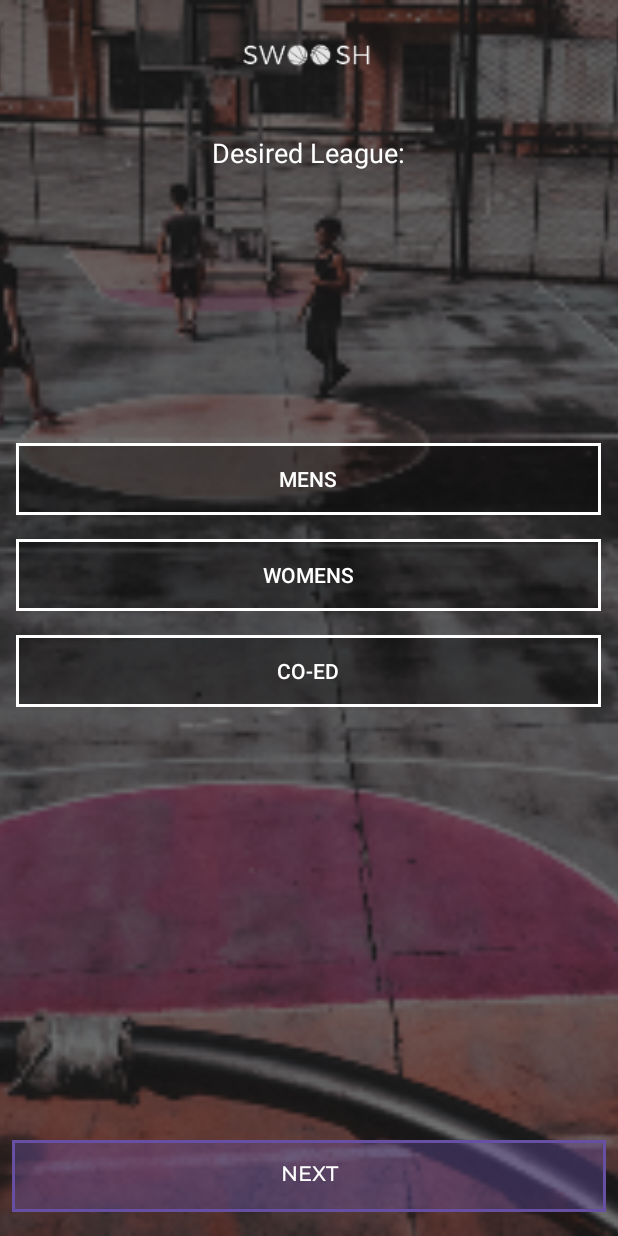
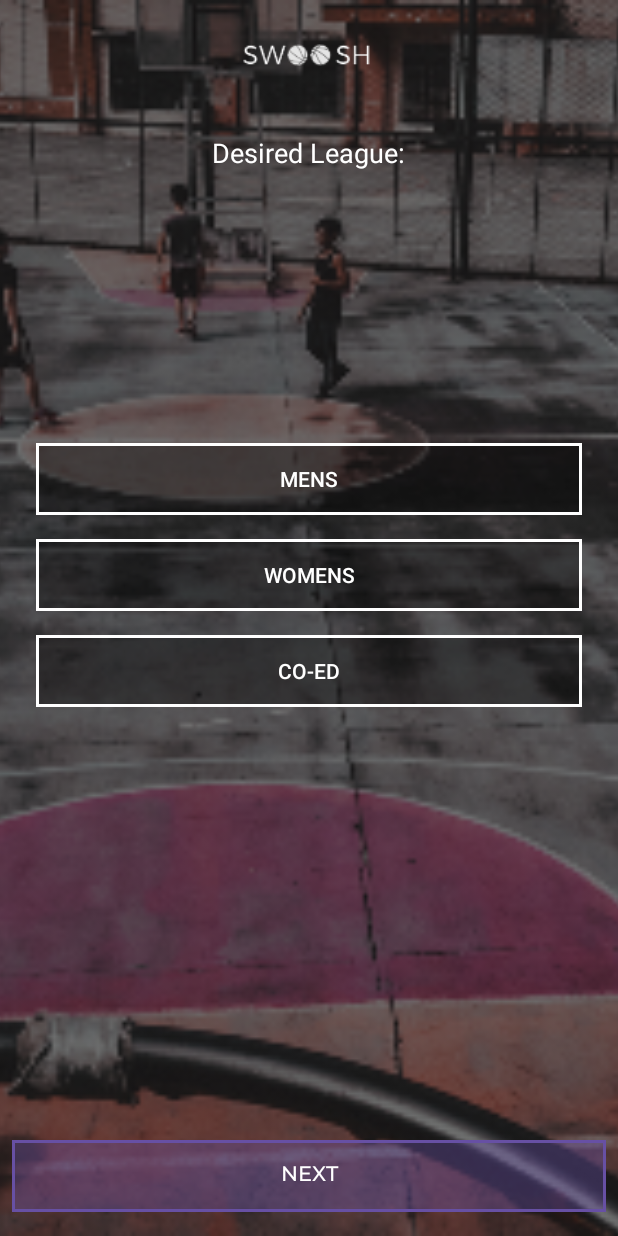
Before and after one commit to ShubhamKashyap45/Swoosh, an Android app: the LeagueActivity screen opened directly, with no data from a screen before it, on a phone screen of 412 x 824 dp. Run offline under Robolectric (Android 15) with nearby library versions, the phone set to English and light mode, and no system bars.

Commit message:
lesson 3

```diff
--- a/app/src/main/java/com/example/swoosh/LeagueActivity.kt
+++ b/app/src/main/java/com/example/swoosh/LeagueActivity.kt
@@ -11,10 +11,6 @@ class LeagueActivity : AppCompatActivity() {
         super.onCreate(savedInstanceState)
         enableEdgeToEdge()
         setContentView(R.layout.activity_league)
-        ViewCompat.setOnApplyWindowInsetsListener(findViewById(R.id.main)) { v, insets ->
-            val systemBars = insets.getInsets(WindowInsetsCompat.Type.systemBars())
-            v.setPadding(systemBars.left, systemBars.top, systemBars.right, systemBars.bottom)
-            insets
-        }
+
     }
 }
--- a/app/src/main/res/layout/activity_league.xml
+++ b/app/src/main/res/layout/activity_league.xml
@@ -2,7 +2,7 @@
 <androidx.constraintlayout.widget.ConstraintLayout xmlns:android="http://schemas.android.com/apk/res/android"
     xmlns:app="http://schemas.android.com/apk/res-auto"
     xmlns:tools="http://schemas.android.com/tools"
-    android:id="@+id/main"
+    android:id="@+id/LeagueActivity"
     android:layout_width="match_parent"
     android:layout_height="match_parent"
     tools:context=".LeagueActivity">
@@ -18,7 +18,8 @@
         app:layout_constraintStart_toStartOf="parent"
         app:layout_constraintTop_toTopOf="parent"
         app:layout_constraintVertical_bias="0.0"
-        app:srcCompat="@drawable/desiredleaguebg" />
+        app:srcCompat="@drawable/desiredleaguebg"
+        android:contentDescription="@string/background_image" />
 
     <ImageView
         android:id="@+id/imageView2"
@@ -30,14 +31,15 @@
         app:layout_constraintHorizontal_bias="0.498"
         app:layout_constraintStart_toStartOf="parent"
         app:layout_constraintTop_toTopOf="parent"
-        app:srcCompat="@drawable/swooshlogo" />
+        app:srcCompat="@drawable/swooshlogo"
+        android:contentDescription="@string/app_logo" />
 
     <TextView
         android:id="@+id/textView4"
         android:layout_width="wrap_content"
         android:layout_height="wrap_content"
         android:layout_marginTop="40dp"
-        android:text="Desired League:"
+        android:text="@string/desired_league"
         android:textColor="@color/white"
         android:textSize="18sp"
         app:layout_constraintEnd_toEndOf="parent"
@@ -47,13 +49,13 @@
 
     <LinearLayout
         android:id="@+id/linearLayout"
-        android:layout_width="390dp"
+        android:layout_width="0dp"
         android:layout_height="wrap_content"
-        android:layout_marginStart="16dp"
-        android:layout_marginLeft="16dp"
+        android:layout_marginStart="24dp"
+        android:layout_marginLeft="24dp"
         android:layout_marginTop="8dp"
-        android:layout_marginEnd="16dp"
-        android:layout_marginRight="16dp"
+        android:layout_marginEnd="24dp"
+        android:layout_marginRight="24dp"
         android:orientation="vertical"
         app:layout_constraintBottom_toTopOf="@+id/button2"
         app:layout_constraintEnd_toEndOf="parent"
@@ -67,10 +69,10 @@
             android:layout_width="match_parent"
             android:layout_height="wrap_content"
             android:background="@drawable/swoosh_toggle"
-            android:text="Mens"
+            android:text="@string/mens"
             android:textColor="@color/white"
-            android:textOff="Mens"
-            android:textOn="Mens" />
+            android:textOff="@string/mens"
+            android:textOn="@string/mens" />
 
         <ToggleButton
             android:id="@+id/toggleButton3"
@@ -79,20 +81,20 @@
             android:layout_marginTop="16dp"
             android:layout_marginBottom="16dp"
             android:background="@drawable/swoosh_toggle"
-            android:text="Womens"
+            android:text="@string/womens"
             android:textColor="@color/white"
-            android:textOff="Womens"
-            android:textOn="Womens" />
+            android:textOff="@string/womens"
+            android:textOn="@string/womens" />
 
         <ToggleButton
             android:id="@+id/toggleButton4"
             android:layout_width="match_parent"
             android:layout_height="wrap_content"
             android:background="@drawable/swoosh_toggle"
-            android:text="Co-Ed"
+            android:text="@string/co_ed"
             android:textColor="@color/white"
-            android:textOff="Co-Ed"
-            android:textOn="Co-Ed" />
+            android:textOff="@string/co_ed"
+            android:textOn="@string/co_ed" />
     </LinearLayout>
 
     <Button
@@ -106,7 +108,7 @@
         android:layout_marginBottom="16dp"
         android:background="@drawable/swoosh_button"
         android:fontFamily="@font/montserrat_medium"
-        android:text="NEXT"
+        android:text="@string/next"
         android:textColor="@color/white"
         app:layout_constraintBottom_toBottomOf="@+id/imageView3"
         app:layout_constraintEnd_toEndOf="parent"
--- /dev/null
+++ b/app/src/main/res/values/ids.xml
@@ -0,0 +1,4 @@
+<?xml version="1.0" encoding="utf-8"?>
+<resources>
+    <item name="activity_league" type="id" />
+</resources>
--- a/app/src/main/res/values/strings.xml
+++ b/app/src/main/res/values/strings.xml
@@ -1,3 +1,14 @@
 <resources>
     <string name="app_name">Swoosh</string>
+    <string name="background_image">background image</string>
+    <string name="app_logo">app logo</string>
+    <string name="desired_league">Desired League:</string>
+    <string name="mens">Mens</string>
+    <string name="womens">Womens</string>
+    <string name="co_ed">Co-Ed</string>
+    <string name="next">NEXT</string>
+    <string name="go_all_in">GO ALL IN</string>
+    <string name="on_going_all_out">ON GOING ALL OUT</string>
+    <string name="find_a_team_in_your_city_and_dominate_the_league">Find a team in your city and dominate the league</string>
+    <string name="get_started">GET STARTED</string>
 </resources>
```
Also changed, not shown: app/build.gradle.kts (+9 -0 lines), app/src/main/java/com/example/swoosh/MainActivity.kt (+10 -9 lines), app/src/main/res/layout/activity_main.xml (+14 -12 lines).
